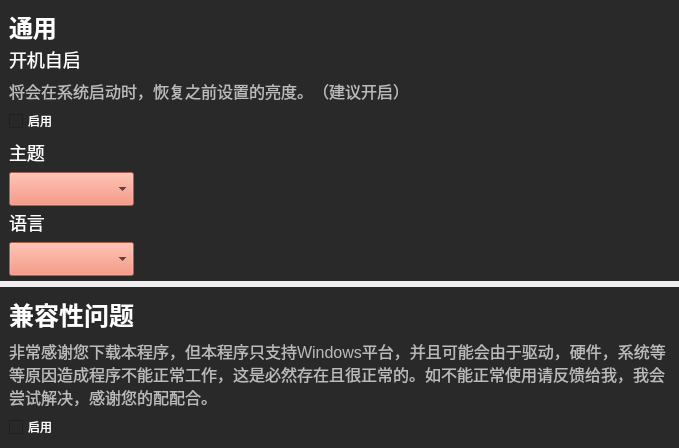
The window that page/genarate/genaratepage.ui (lixin-hub/NightKing) describes before a commit, drawn with Qt 5.
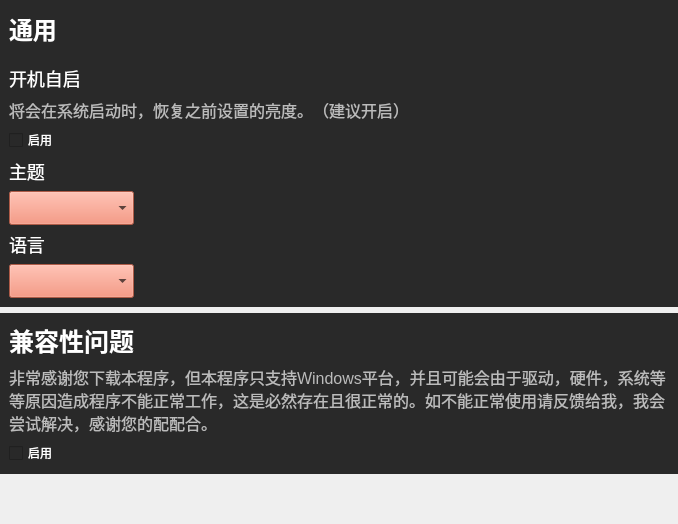
The same window after the commit.

What changed in the file:
```diff
--- a/page/genarate/genaratepage.ui
+++ b/page/genarate/genaratepage.ui
@@ -6,8 +6,8 @@
    <rect>
     <x>0</x>
     <y>0</y>
-    <width>679</width>
-    <height>448</height>
+    <width>678</width>
+    <height>524</height>
    </rect>
   </property>
   <property name="sizePolicy">
@@ -69,7 +69,7 @@
         <property name="minimumSize">
          <size>
           <width>0</width>
-          <height>0</height>
+          <height>40</height>
          </size>
         </property>
         <property name="styleSheet">
@@ -87,11 +87,11 @@
          <enum>Qt::Vertical</enum>
         </property>
         <property name="sizeType">
-         <enum>QSizePolicy::Preferred</enum>
+         <enum>QSizePolicy::Expanding</enum>
         </property>
         <property name="sizeHint" stdset="0">
          <size>
-          <width>20</width>
+          <width>100</width>
           <height>10</height>
          </size>
         </property>
```
